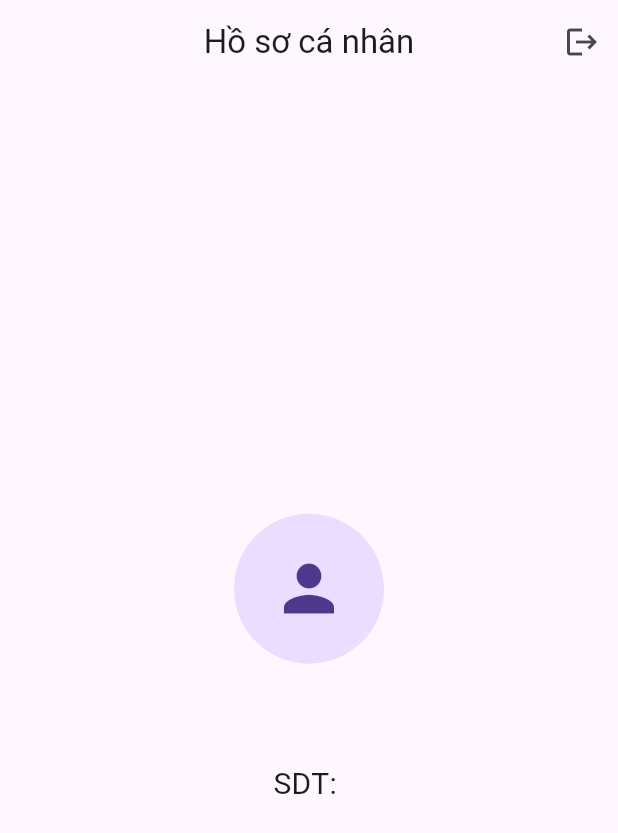
After one commit to tienvu739/doanmobi, a Flutter app: the profileHotelier screen opened directly, on a phone screen of 412 x 824 dp. The commit adds this screen. Shown: the top 833 px of the screen. Run offline on Flutter 3.47's test engine with Material 3 defaults, Android fonts, the phone set to English and light mode, and no system bars; our stand-ins replace image_picker, salomon_bottom_bar, shared_preferences, sprintf; missing offline and left inert: flutter_zalopay_sdk; accounts and stored records are empty; network calls fail.

Commit message:
update 2

```diff
--- a/lib/Screens/hoteler.dart
+++ b/lib/Screens/hoteler.dart
@@ -2,6 +2,7 @@ import 'package:doanmobi/Screens/HotelScreenHoteler.dart';
 import 'package:doanmobi/Screens/hotelier/HotelierManager.dart';
 import 'package:doanmobi/Screens/hotelier/OrderList.dart';
 import 'package:doanmobi/Screens/hotelier/RoomHotelerScreen.dart';
+import 'package:doanmobi/Screens/hotelier/profilehotelier.dart';
 import 'package:flutter/cupertino.dart';
 import 'package:flutter/material.dart';
 import 'package:salomon_bottom_bar/salomon_bottom_bar.dart';
@@ -24,7 +25,7 @@ class _hotelerScreenState extends State<hotelerScreen> {
           HotelManagementScreen(),
           RoomHotelerScreen(),
           OrderPage(),
-          Container(color: Colors.deepPurpleAccent,),
+          profileHotelier(),
         ],
       ),
       bottomNavigationBar: SalomonBottomBar(
@@ -61,7 +62,7 @@ class _hotelerScreenState extends State<hotelerScreen> {
               title: const Text("Đơn hàng")),
           SalomonBottomBarItem(
               icon: const Icon(
-                Icons.people,
+                Icons.person,
                 size: 16.0,
               ),
               title: const Text("My"))
--- /dev/null
+++ b/lib/Screens/hotelier/profilehotelier.dart
@@ -0,0 +1,108 @@
+import 'dart:convert';
+
+import 'package:flutter/cupertino.dart';
+import 'package:flutter/material.dart';
+import 'package:shared_preferences/shared_preferences.dart';
+import 'package:http/http.dart' as http;
+
+import '../login.dart';
+
+class profileHotelier extends StatefulWidget {
+  const profileHotelier({super.key});
+
+  @override
+  State<profileHotelier> createState() => _profileHotelierState();
+}
+
+class _profileHotelierState extends State<profileHotelier> {
+  String _name = '';
+  String _idUser = '';
+  String _token = '';
+  String _phone = '';
+
+  @override
+  void initState() {
+    super.initState();
+    _loadUserProfile();
+  }
+
+  Future<void> _loadUserProfile() async {
+    final prefs = await SharedPreferences.getInstance();
+    _idUser = prefs.getString('auth_id') ?? '';
+    _token = prefs.getString('auth_token') ?? '';
+
+    final url = Uri.parse('https://10.0.2.2:7226/api/Hotelier/idhoteler?id=$_idUser');
+    try {
+      final response = await http.get(
+        url,
+        headers: {
+          'Content-Type': 'application/json',
+          'Authorization': 'Bearer $_token',
+        },
+      );
+
+      if (response.statusCode == 200) {
+        final data = json.decode(response.body);
+        setState(() {
+          _name = data['name'];
+          _phone = data['phone'];
+        });
+      } else {
+        // Handle error response
+        print('Failed to load user profile: ${response.body}');
+      }
+    } catch (error) {
+      // Handle request error
+      print('Error: $error');
+    }
+  }
+
+  Future<void> _logout() async {
+    final prefs = await SharedPreferences.getInstance();
+    await prefs.clear();
+    Navigator.pushReplacement(
+      context,
+      MaterialPageRoute(builder: (context) => loginScreen()),
+    );
+  }
+  @override
+  Widget build(BuildContext context) {
+    return Scaffold(
+      appBar: AppBar(
+        centerTitle: true, // Center the title
+        title: Text('Hồ sơ cá nhân'),
+        automaticallyImplyLeading: false,
+        actions: [
+          IconButton(
+            icon: Icon(Icons.logout),
+            onPressed: _logout,
+          ),
+        ],
+      ),
+      body: Center(
+        child: Padding(
+          padding: const EdgeInsets.all(16.0),
+          child: Column(
+            mainAxisAlignment: MainAxisAlignment.center,
+            children: [
+              CircleAvatar(
+                radius: 50,
+                child: Icon(Icons.person, size: 50),
+              ),
+              SizedBox(height: 16.0),
+              Text(
+                _name,
+                style: TextStyle(fontSize: 24),
+              ),
+              SizedBox(height: 16.0),
+              Text(
+                'SDT: ' + _phone,
+                style: TextStyle(fontSize: 20),
+              ),
+            ],
+          ),
+        ),
+      ),
+    );;
+  }
+}
```
